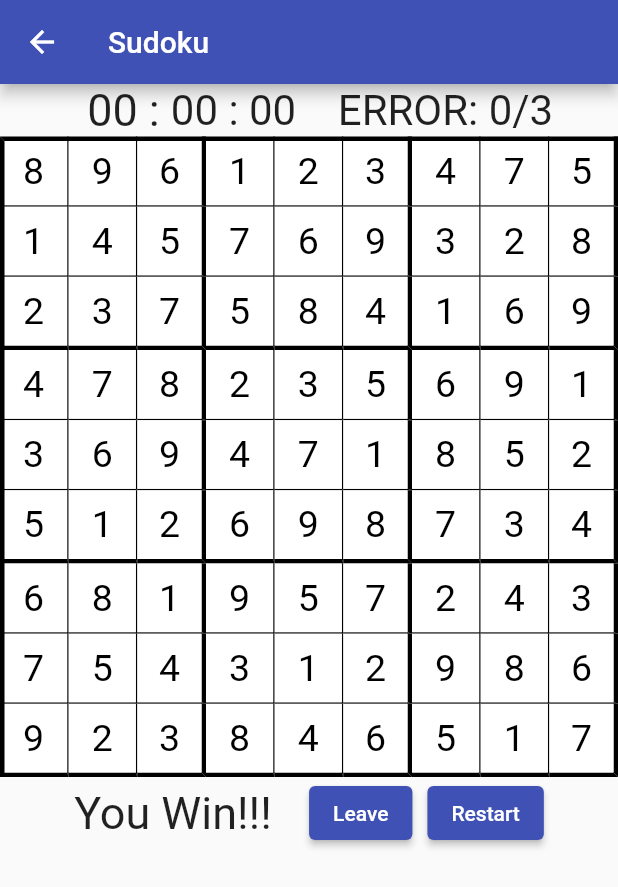
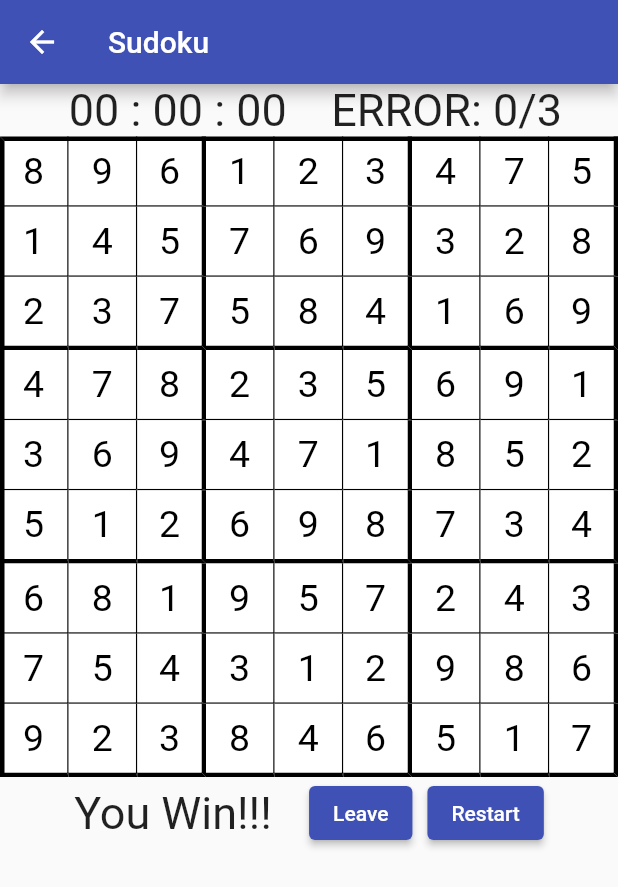
Before and after one commit to UsePerson/game, a Flutter app: the SudokuPage screen opened directly, on a phone screen of 412 x 824 dp. Shown: the top 887 px of the screen. Run offline on Flutter 3.47's test engine with Material 2 defaults, Android fonts, the light colour scheme and no system bars; drawn by our look-alikes of auto_size_text; missing offline and left inert: sudoku99.

Commit message:
fix timer and error overflow problem

```diff
--- a/lib/utility/counterTimer.dart
+++ b/lib/utility/counterTimer.dart
@@ -1,4 +1,5 @@
 import 'dart:async';
+import 'package:auto_size_text/auto_size_text.dart';
 import 'package:flutter/cupertino.dart';
 import 'package:flutter/material.dart';
 import 'package:game/utility/sudokuCellState.dart';
@@ -61,17 +62,16 @@ class _TimerCounter extends State<TimerBlock>{
       return Row(
         mainAxisAlignment: MainAxisAlignment.center,
         children: <Widget>[
-          Text(
-            "  " + hours.toString().padLeft(2, '0') + " : ",
-            style: TextStyle(fontSize: 30),
-          ),
-          Text(
-            minutes.toString().padLeft(2, '0') + " : ",
-            style: TextStyle(fontSize: 28),
-          ),
-          Text(
-            seconds.toString().padLeft(2, '0') + "  ",
-            style: TextStyle(fontSize: 28),
+          Expanded(
+            child:
+              Align(
+                alignment: Alignment.centerRight,
+                child: AutoSizeText(
+                      "  " + hours.toString().padLeft(2, '0') + " : " + minutes.toString().padLeft(2, '0') + " : " + seconds.toString().padLeft(2, '0') + "  ",
+                      style: TextStyle(fontSize: 30),
+                      maxLines: 1,
+                  ),
+              ),
           ),
           if(!endGame(model))
             Container(
@@ -87,11 +87,14 @@ class _TimerCounter extends State<TimerBlock>{
                 },
               ),
             ),
-
-          Text(
-            "  ERROR: " + model.error.toString() + "/" + "3",
-            style: TextStyle(fontSize: 28),
-          )
+          Expanded(
+            child:
+              AutoSizeText(
+              "  ERROR: " + model.error.toString() + "/3",
+              style: TextStyle(fontSize: 30),
+              maxLines: 1,
+            ),
+          ),
         ],
       );
     });
--- a/pubspec.yaml
+++ b/pubspec.yaml
@@ -34,6 +34,7 @@ dependencies:
   # Use with the CupertinoIcons class for iOS style icons.
   cupertino_icons: ^1.0.2
   scoped_model: ^1.1.0
+  auto_size_text: ^2.1.0
 
 dev_dependencies:
   flutter_test:
```
Also changed, not shown: pubspec.lock.
